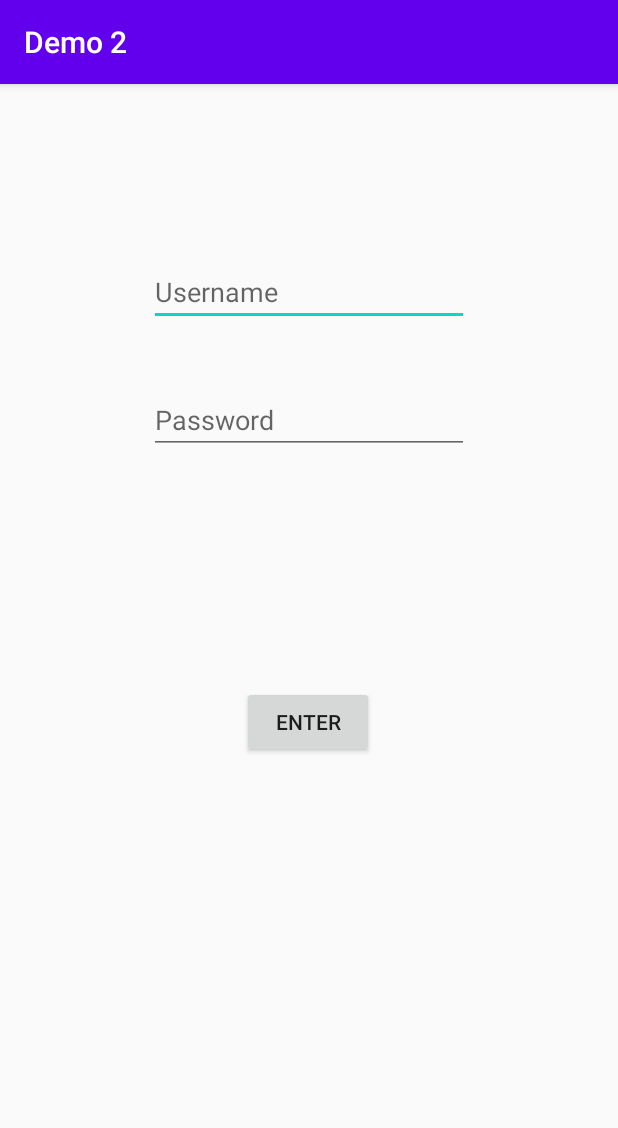
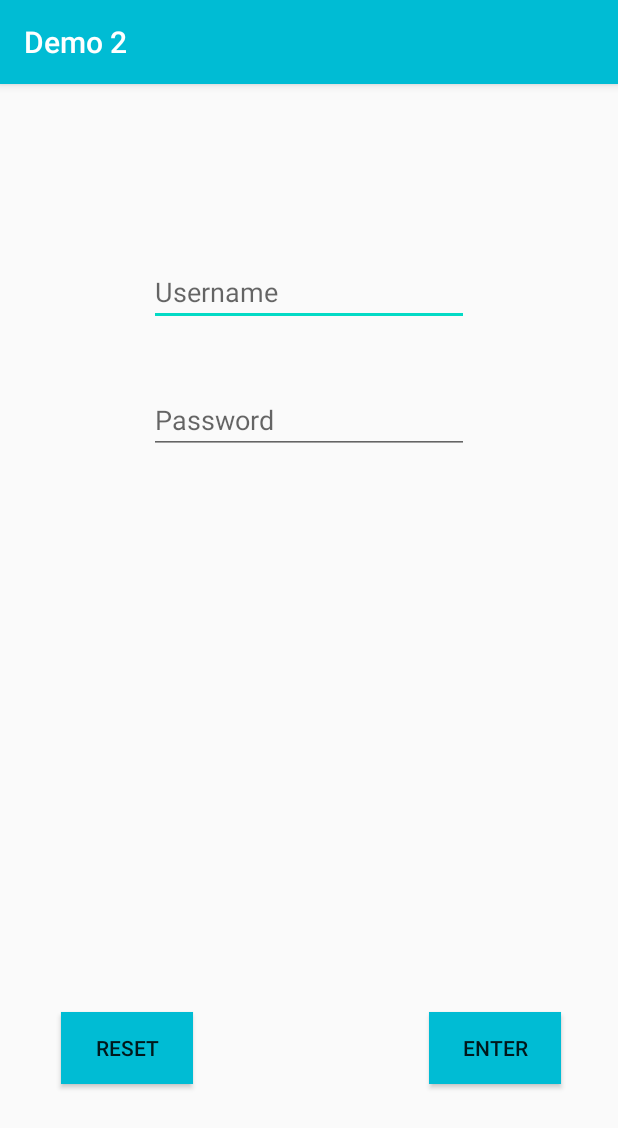
Before and after one commit to Mihir06121/Demo2, an Android app: the screen it shows after launch (MainActivity), on a phone screen of 412 x 824 dp. Shown: the top 1128 px of the screen. Run offline under Robolectric (Android 15) with nearby library versions, the phone set to English and light mode, and no system bars.

Commit message:
reset button added, activity2 with Username

```diff
--- a/app/src/main/java/com/example/demo2/MainActivity.java
+++ b/app/src/main/java/com/example/demo2/MainActivity.java
@@ -25,6 +25,7 @@ public class MainActivity extends AppCompatActivity {
         super.onCreate(savedInstanceState);
         setContentView(R.layout.activity_main);
         Button button = (Button) findViewById(R.id.button);
+        Button reset = (Button) findViewById(R.id.reset);
         editText = (EditText) findViewById(R.id.editText);
         editTextpassword = (EditText) findViewById(R.id.editTextpassword);
 
@@ -55,6 +56,15 @@ public class MainActivity extends AppCompatActivity {
                 }
             }
         });
+
+        reset.setOnClickListener(new View.OnClickListener() {
+            @Override
+            public void onClick(View v) {
+                editText.setText("");
+                editTextpassword.setText("");
+            }
+        });
+
     }
 
     @Override
--- a/app/src/main/res/layout/activity_main.xml
+++ b/app/src/main/res/layout/activity_main.xml
@@ -21,13 +21,16 @@
         android:id="@+id/button"
         android:layout_width="wrap_content"
         android:layout_height="wrap_content"
+        android:layout_marginTop="16dp"
+        android:layout_marginBottom="16dp"
+        android:background="@color/colorPrimary"
         android:text="enter"
         app:layout_constraintBottom_toBottomOf="parent"
         app:layout_constraintEnd_toEndOf="parent"
-        app:layout_constraintHorizontal_bias="0.498"
+        app:layout_constraintHorizontal_bias="0.882"
         app:layout_constraintStart_toStartOf="parent"
         app:layout_constraintTop_toBottomOf="@+id/editTextpassword"
-        app:layout_constraintVertical_bias="0.327" />
+        app:layout_constraintVertical_bias="0.807" />
 
     <EditText
         android:id="@+id/editText"
@@ -53,6 +56,22 @@
         app:layout_constraintStart_toStartOf="parent"
         app:layout_constraintTop_toBottomOf="@+id/editText" />
 
+    <Button
+        android:id="@+id/reset"
+        android:layout_width="wrap_content"
+        android:layout_height="wrap_content"
+        android:layout_marginStart="16dp"
+        android:layout_marginEnd="16dp"
+        android:layout_marginBottom="16dp"
+        android:background="@color/colorPrimary"
+        android:text="Reset"
+        app:layout_constraintBottom_toBottomOf="parent"
+        app:layout_constraintEnd_toStartOf="@+id/button"
+        app:layout_constraintHorizontal_bias="0.147"
+        app:layout_constraintStart_toStartOf="parent"
+        app:layout_constraintTop_toTopOf="@+id/button"
+        app:layout_constraintVertical_bias="0.0" />
+
     <!--    <TextView-->
 <!--        android:id="@+id/textView3"-->
 <!--        android:layout_width="wrap_content"-->
--- a/app/src/main/res/values/colors.xml
+++ b/app/src/main/res/values/colors.xml
@@ -1,6 +1,6 @@
 <?xml version="1.0" encoding="utf-8"?>
 <resources>
-    <color name="colorPrimary">#6200EE</color>
-    <color name="colorPrimaryDark">#3700B3</color>
+    <color name="colorPrimary">#00BCD4</color>
+    <color name="colorPrimaryDark">#0FDDAA</color>
     <color name="colorAccent">#03DAC5</color>
 </resources>
```
